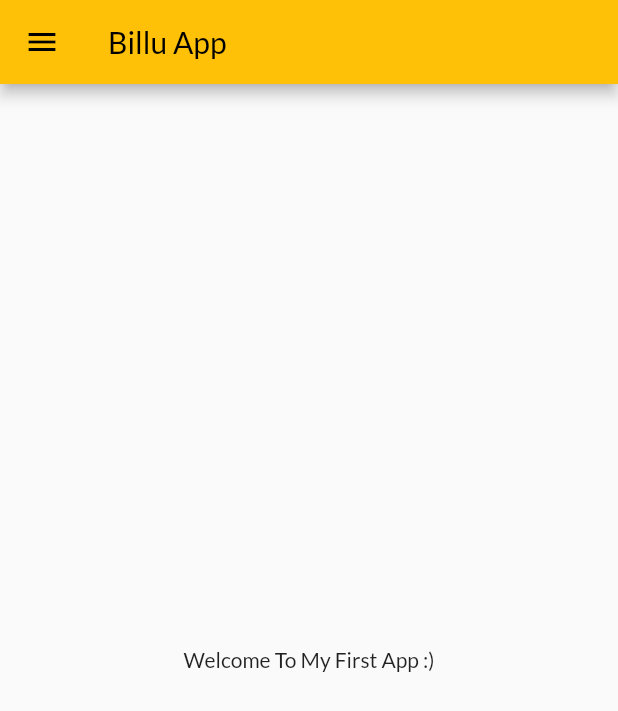
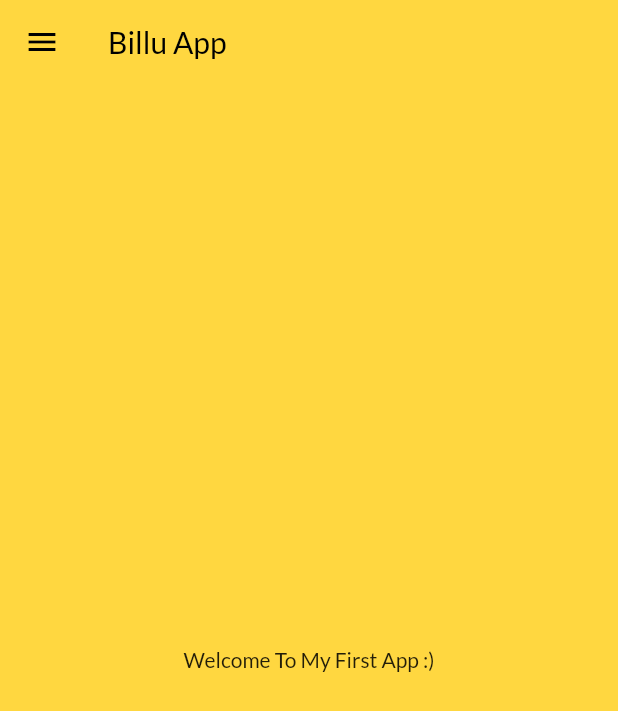
Before and after one commit to RahulRazdan/30DaysOfFlutter, a Flutter app: the HomePage screen opened by its route, on a phone screen of 412 x 824 dp. Shown: the top 711 px of the screen. Run offline on Flutter 3.47's test engine with Material 2 defaults, Android fonts, the phone set to English and light mode, and no system bars; our stand-ins replace google_fonts.

Commit message:
themes extracted

```diff
--- a/lib/main.dart
+++ b/lib/main.dart
@@ -1,6 +1,7 @@
 import 'package:flutter/material.dart';
 import 'package:flutter_application/pages/login_page.dart';
 import 'package:flutter_application/utils/routes.dart';
+import 'package:flutter_application/widgets/themes.dart';
 import 'pages/home_page.dart';
 import 'package:google_fonts/google_fonts.dart';
 
@@ -16,10 +17,8 @@ class MyApp extends StatelessWidget {
   Widget build(BuildContext context) {
     return MaterialApp(
       themeMode: ThemeMode.light,
-      theme: ThemeData(
-          primarySwatch: Colors.amber,
-          fontFamily: GoogleFonts.lato().fontFamily),
-      darkTheme: ThemeData(brightness: Brightness.dark),
+      theme: MyTheme.lightTheme,
+      darkTheme: MyTheme.darkTheme,
       initialRoute: "/",
       routes: {
         "/": (context) => const LoginPage(),
--- a/lib/pages/home_page.dart
+++ b/lib/pages/home_page.dart
@@ -9,9 +9,8 @@ class HomePage extends StatelessWidget {
   Widget build(BuildContext context) {
     return Scaffold(
       appBar: AppBar(title: const Text("Billu App")),
-      body: Center(
-        child: Text("Welcome To My $app"),
-      ),
+      body: Center(child: Text("Welcome To My $app")),
+      backgroundColor: Colors.amberAccent,
       drawer: const MyDrawer(),
     );
   }
--- /dev/null
+++ b/lib/widgets/themes.dart
@@ -0,0 +1,15 @@
+import 'package:flutter/material.dart';
+
+import 'package:google_fonts/google_fonts.dart';
+
+class MyTheme {
+  static ThemeData get lightTheme => ThemeData(
+      primarySwatch: Colors.amber,
+      fontFamily: GoogleFonts.lato().fontFamily,
+      appBarTheme: const AppBarTheme(
+        elevation: 0.0,
+        backgroundColor: Colors.amberAccent,
+      ));
+
+  static ThemeData get darkTheme => ThemeData(brightness: Brightness.dark);
+}
```
